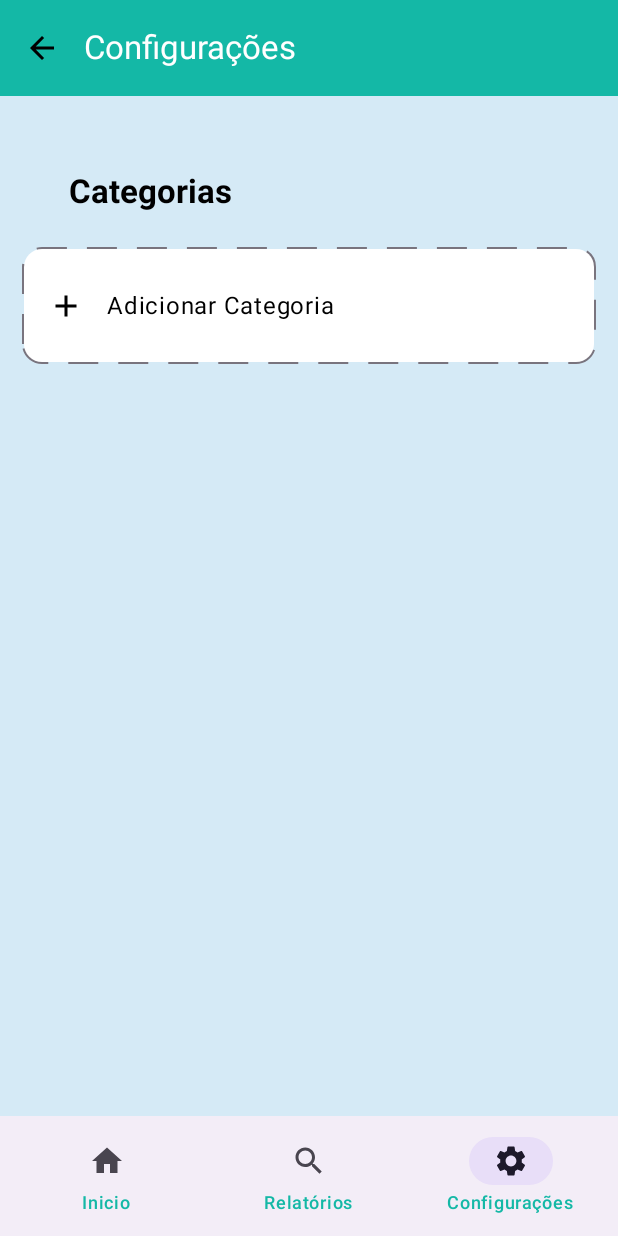
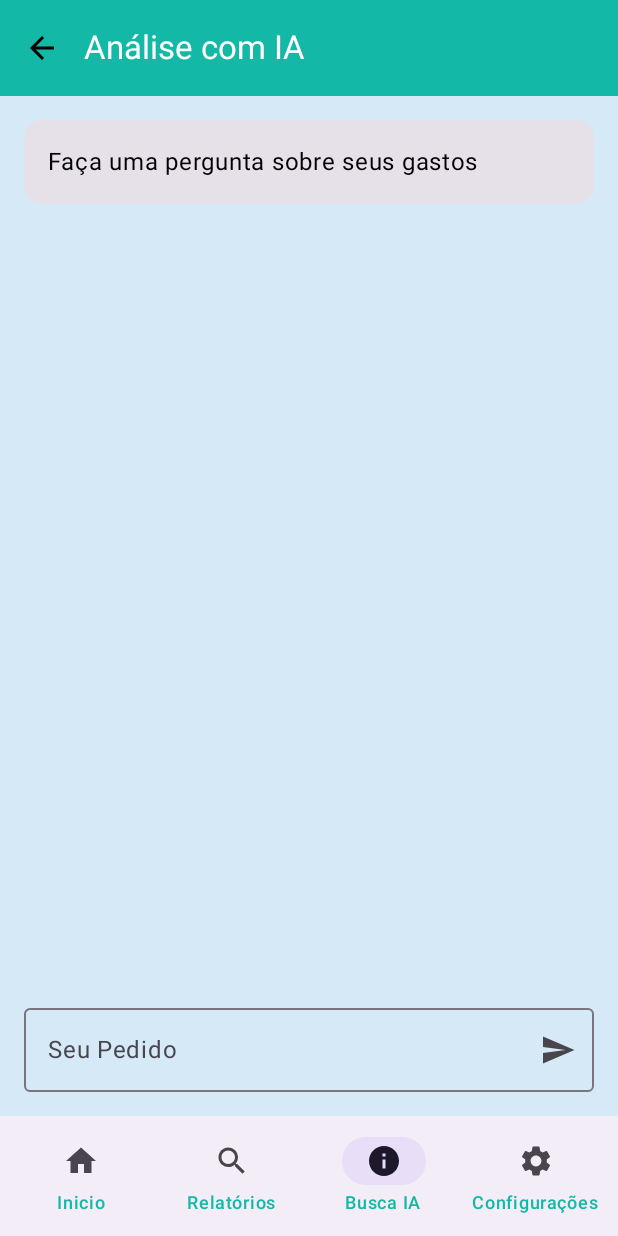
Before and after one commit to LeonardoLopes34/PDS-ulbra, an Android app built with Jetpack Compose: the screen it shows after launch (MainActivity), item 3 of the bottom bar chosen, on a phone screen of 412 x 824 dp. Run offline under Robolectric (Android 15) with nearby library versions, the phone set to English and light mode, and no system bars; our stand-ins replace Room's generated code.

Commit message:
tela para consultas ia
tela para consultas ia

```diff
--- /dev/null
+++ b/app/app/src/main/java/com/example/controlegasto/presentation/aiAnalysis/AiAnalysisScreen.kt
@@ -0,0 +1,77 @@
+package com.example.controlegasto.presentation.aiAnalysis
+
+import androidx.compose.foundation.layout.Column
+import androidx.compose.foundation.layout.fillMaxSize
+import androidx.compose.foundation.layout.fillMaxWidth
+import androidx.compose.foundation.layout.padding
+import androidx.compose.foundation.lazy.LazyColumn
+import androidx.compose.material.icons.Icons
+import androidx.compose.material.icons.filled.ArrowBack
+import androidx.compose.material.icons.filled.Send
+import androidx.compose.material3.Card
+import androidx.compose.material3.ExperimentalMaterial3Api
+import androidx.compose.material3.Icon
+import androidx.compose.material3.IconButton
+import androidx.compose.material3.MaterialTheme
+import androidx.compose.material3.OutlinedTextField
+import androidx.compose.material3.Scaffold
+import androidx.compose.material3.Text
+import androidx.compose.material3.TopAppBar
+import androidx.compose.material3.TopAppBarDefaults
+import androidx.compose.runtime.Composable
+import androidx.compose.runtime.collectAsState
+import androidx.compose.runtime.getValue
+import androidx.compose.ui.Modifier
+import androidx.compose.ui.unit.dp
+import androidx.lifecycle.ViewModelProvider
+import androidx.lifecycle.viewmodel.compose.viewModel
+import androidx.navigation.NavController
+
+@OptIn(ExperimentalMaterial3Api::class)
+@Composable
+fun AiAnalysisScreen(navController: NavController) {
+    val viewModel: AiAnalysisViewModel = viewModel(factory = AiAnalysisViewModelFactory)
+    val uiState by viewModel.uiState.collectAsState()
+
+
+    Scaffold(
+        topBar = {
+            TopAppBar(
+                colors = TopAppBarDefaults.topAppBarColors(
+                    containerColor = MaterialTheme.colorScheme.primary,
+                    titleContentColor = MaterialTheme.colorScheme.onPrimary
+                ),
+                title = { Text("Análise com IA") },
+                navigationIcon = {
+                    IconButton(onClick = { navController.navigateUp() }) {
+                        Icon(Icons.Default.ArrowBack, "Voltar")
+                    }
+                }
+            )
+        }
+    ) { innerPadding ->
+        Column(modifier = Modifier.padding(innerPadding).fillMaxSize()) {
+            Card(modifier = Modifier.fillMaxWidth().padding(16.dp)) {
+                Text(
+                    text = "Faça uma pergunta sobre seus gastos",
+                    modifier = Modifier.padding(16.dp)
+                )
+            }
+            LazyColumn(modifier = Modifier.weight(1f)) {
+                //TODO List with AI filtered expenses
+            }
+            OutlinedTextField(
+                value = uiState.prompt,
+                onValueChange = viewModel::onPromptChange,
+                label = {Text("Seu Pedido")},
+                modifier = Modifier.fillMaxWidth().padding(16.dp),
+                trailingIcon = {
+                    IconButton(onClick = {viewModel.submitPrompt()}) {
+                        Icon(Icons.Default.Send, "Enviar")
+                    }
+                }
+            )
+        }
+
+    }
+}
--- /dev/null
+++ b/app/app/src/main/java/com/example/controlegasto/presentation/aiAnalysis/AiAnalysisViewModel.kt
@@ -0,0 +1,62 @@
+package com.example.controlegasto.presentation.aiAnalysis
+
+import androidx.lifecycle.ViewModel
+import androidx.lifecycle.ViewModelProvider
+import androidx.lifecycle.viewModelScope
+import androidx.lifecycle.viewmodel.CreationExtras
+import com.example.controlegasto.ExpenseControlApplication
+import com.example.controlegasto.data.repository.CategoryRepository
+import com.example.controlegasto.data.repository.ExpenseRepository
+import com.example.controlegasto.presentation.reports.ExpenseWithCategory
+import kotlinx.coroutines.flow.MutableStateFlow
+import kotlinx.coroutines.flow.asStateFlow
+import kotlinx.coroutines.flow.first
+import kotlinx.coroutines.flow.update
+import kotlinx.coroutines.launch
+
+data class AiAnalysisUiState(
+    val prompt: String = "",
+    val isLoading: Boolean = false,
+    val aiResponseText: String? = null,
+    val filteredExpenses: List<ExpenseWithCategory> = emptyList()
+)
+
+class AiAnalysisViewModel(
+    private val expenseRepository: ExpenseRepository,
+    private val categoryRepository: CategoryRepository
+) : ViewModel() {
+    private val _uiState = MutableStateFlow(AiAnalysisUiState())
+    val uiState = _uiState.asStateFlow()
+
+    fun onPromptChange(newPrompt: String) {
+        _uiState.update { it.copy(prompt = newPrompt) }
+    }
+
+    fun submitPrompt() {
+        viewModelScope.launch {
+            _uiState.update { it.copy(isLoading = true) }
+
+            val allExpenses = expenseRepository.getAllExpenses().first()
+
+            //TODO all the ai logic here
+            //TODO return the result to the ui
+        }
+    }
+}
+
+
+
+object AiAnalysisViewModelFactory: ViewModelProvider.Factory {
+    override fun <T: ViewModel> create(modelClass: Class<T>, extras: CreationExtras): T {
+        val application =
+            checkNotNull(extras[ViewModelProvider.AndroidViewModelFactory.APPLICATION_KEY])
+        val expenseRepository = (application as ExpenseControlApplication).expenseRepository
+        val categoryRepository = application.categoryRepository
+
+        if(modelClass.isAssignableFrom(AiAnalysisViewModel::class.java)) {
+            @Suppress("UNCHECKED_CAST")
+            return AiAnalysisViewModel(expenseRepository, categoryRepository) as T
+        }
+        throw IllegalArgumentException("Unknown ViewModel Class")
+    }
+}
--- a/app/app/src/main/java/com/example/controlegasto/presentation/configuration/ConfigurationScreen.kt
+++ b/app/app/src/main/java/com/example/controlegasto/presentation/configuration/ConfigurationScreen.kt
@@ -147,11 +147,11 @@ fun ConfigurationScreen(
                         Icon(
                             imageVector = Icons.Default.Add,
                             contentDescription = "Icone para adicionar Categoria",
-                            tint = MaterialTheme.colorScheme.onSurface
+                            tint = Color.Black
                         )
                         Text(
                             "Adicionar Categoria",
-                            color = MaterialTheme.colorScheme.onSurface
+                            color = Color.Black
                         )
                     }
                 }
--- a/app/app/src/main/java/com/example/controlegasto/presentation/navigation/MainApp.kt
+++ b/app/app/src/main/java/com/example/controlegasto/presentation/navigation/MainApp.kt
@@ -3,6 +3,7 @@ package com.example.controlegasto.presentation.navigation
 import androidx.compose.foundation.layout.padding
 import androidx.compose.material.icons.Icons
 import androidx.compose.material.icons.filled.Home
+import androidx.compose.material.icons.filled.Info
 import androidx.compose.material.icons.filled.Search
 import androidx.compose.material.icons.filled.Settings
 import androidx.compose.material3.BottomAppBar
@@ -20,6 +21,7 @@ import androidx.navigation.compose.NavHost
 import androidx.navigation.compose.composable
 import androidx.navigation.compose.currentBackStackEntryAsState
 import androidx.navigation.compose.rememberNavController
+import com.example.controlegasto.presentation.aiAnalysis.AiAnalysisScreen
 import com.example.controlegasto.presentation.configuration.ConfigurationScreen
 import com.example.controlegasto.presentation.home.HomeScreen
 import com.example.controlegasto.presentation.reports.ReportScreen
@@ -36,11 +38,13 @@ fun MainApp() {
                 val navItems = listOf(
                     "Inicio" to Icons.Default.Home,
                     "Relatórios" to Icons.Default.Search,
+                    "Busca IA" to Icons.Default.Info,
                     "Configurações" to Icons.Default.Settings
                 )
                 val screens = listOf(
                     Screen.Home,
                     Screen.Report,
+                    Screen.AiAnalysis,
                     Screen.Configuration
                 )
                 navItems.forEachIndexed { index, item ->
@@ -71,6 +75,6 @@ fun MainApp() {
             composable(Screen.Home.route) { HomeScreen() }
             composable(Screen.Report.route) { ReportScreen(navController = navController) }
             composable(Screen.Configuration.route) { ConfigurationScreen(navController = navController) }
-        }
+            composable(Screen.AiAnalysis.route) { AiAnalysisScreen(navController = navController) }        }
     }
 }
--- a/app/app/src/main/java/com/example/controlegasto/presentation/navigation/Screen.kt
+++ b/app/app/src/main/java/com/example/controlegasto/presentation/navigation/Screen.kt
@@ -4,4 +4,5 @@ sealed class Screen(val route: String) {
     object Home: Screen("home")
     object Report: Screen("report")
     object Configuration: Screen("configuration")
+    object AiAnalysis: Screen("ai_analysis")
 }
--- a/app/app/src/main/java/com/example/controlegasto/presentation/theme/Theme.kt
+++ b/app/app/src/main/java/com/example/controlegasto/presentation/theme/Theme.kt
@@ -16,15 +16,15 @@ val BackgroundLight = Color(0xFFD5EAF6)
 val ButtonColor = Color(0xFF0F766E)
 
 val DarkPrimary = Color(0xFF5EEAD4)
-val DarkBackground = Color(0xA8000000)
+val DarkBackground = Color(0xFF1F1E1E)
 
 private val DarkColorScheme = darkColorScheme(
     primary = DarkPrimary,
     background = DarkBackground,
     surface = DarkBackground,
     onPrimary = Color.Black,
-    onBackground = Color(0xFFE2E8F0),
-    onSurface = Color.Black
+    onBackground = Color(0xFFEEE3E3),
+    onSurface = Color(0xFFFCFCFC)
 )
 
 // Paleta de Cores para o MODO CLARO
```
Also changed, not shown: app/app/src/main/java/com/example/controlegasto/presentation/add_expense/AddExpanseSheet.kt (+21 -7 lines), app/app/src/main/java/com/example/controlegasto/presentation/reports/ReportScreen.kt (+1 -13 lines).
